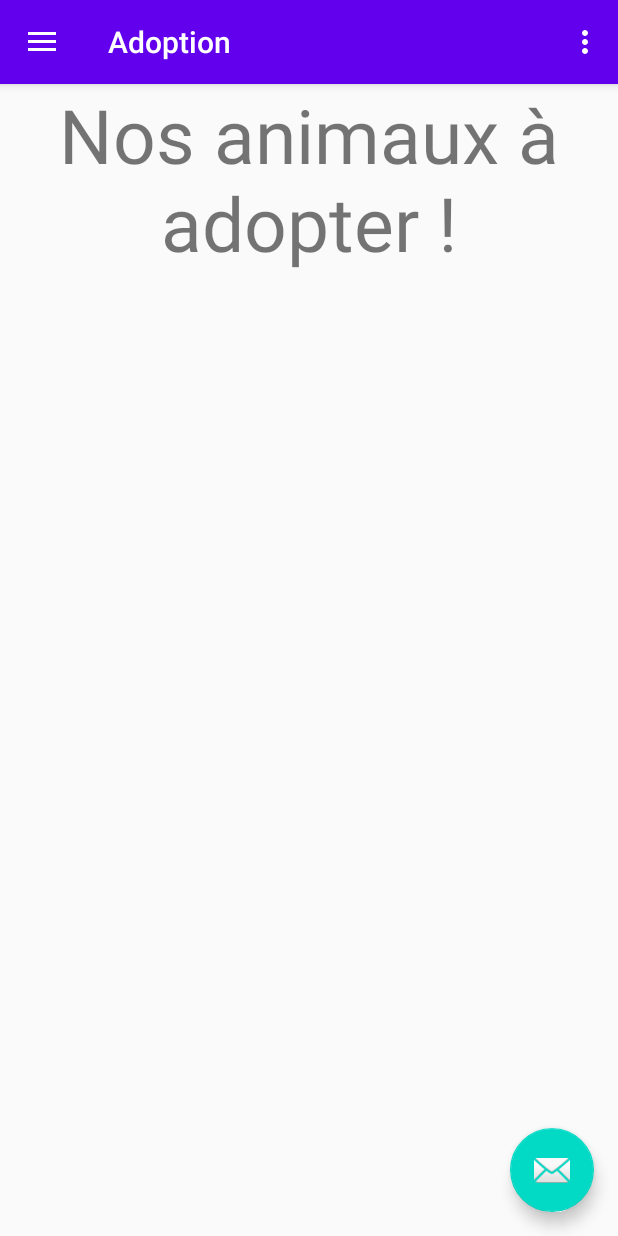
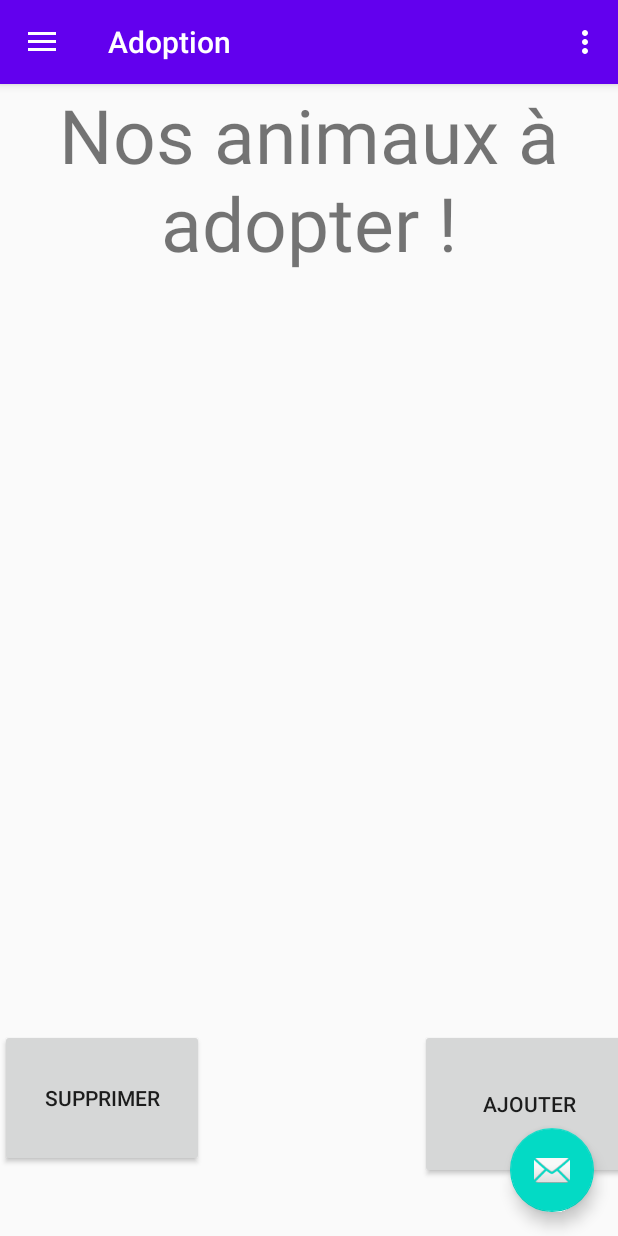
Before and after one commit to AlexisDieu/MobileJustDogIt, an Android app: the screen it shows after launch (NavigationActivity), in the side drawer, after a tap on "Adoption", on a phone screen of 412 x 824 dp. Run offline under Robolectric (Android 15) with nearby library versions, the phone set to English and light mode, and no system bars; our stand-ins replace navigation-ui.

Commit message:
Update AnimauxAAdopter(Boutons vue admin)

```diff
--- a/app/src/main/java/com/helha/mobilejustdogit/LoginFragment.java
+++ b/app/src/main/java/com/helha/mobilejustdogit/LoginFragment.java
@@ -58,4 +58,5 @@ public class LoginFragment extends Fragment implements View.OnClickListener {
         transaction.addToBackStack(null);
         transaction.commit();
     }
+
 }
--- a/app/src/main/res/layout/fragment_adoption.xml
+++ b/app/src/main/res/layout/fragment_adoption.xml
@@ -5,13 +5,25 @@
     android:layout_height="match_parent"
     tools:context=".AdoptionFragment">
 
+
     <TextView
         android:id="@+id/tv_adoption_title"
-        android:layout_width="wrap_content"
-        android:layout_height="wrap_content"
+        android:layout_width="match_parent"
+        android:layout_height="164dp"
         android:text="Nos animaux à adopter !"
         android:textAlignment="center"
         android:textSize="50sp" />
 
+    <Button
+        android:layout_width="146dp"
+        android:layout_height="100dp"
+        android:layout_marginLeft="280dp"
+        android:layout_marginTop="630dp"
+        android:text="Ajouter" />
 
+    <Button
+        android:layout_width="136dp"
+        android:layout_height="92dp"
+        android:layout_marginTop="630dp"
+        android:text="Supprimer" />
 </FrameLayout>
--- a/app/src/main/res/layout/fragment_login.xml
+++ b/app/src/main/res/layout/fragment_login.xml
@@ -72,6 +72,7 @@
             android:layout_marginBottom="24dp"
             android:gravity="center"
             android:text="Pas de compte, crées-en un !"
+            android:onClick="account"
             android:textSize="16dip" />
 
 
```
